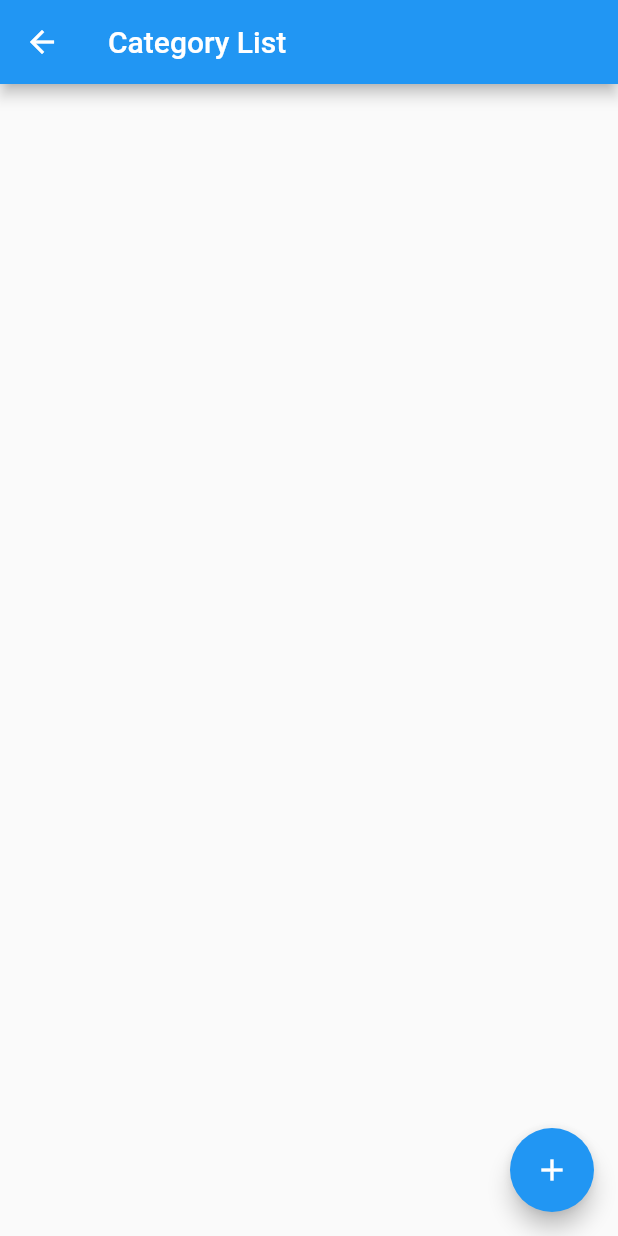
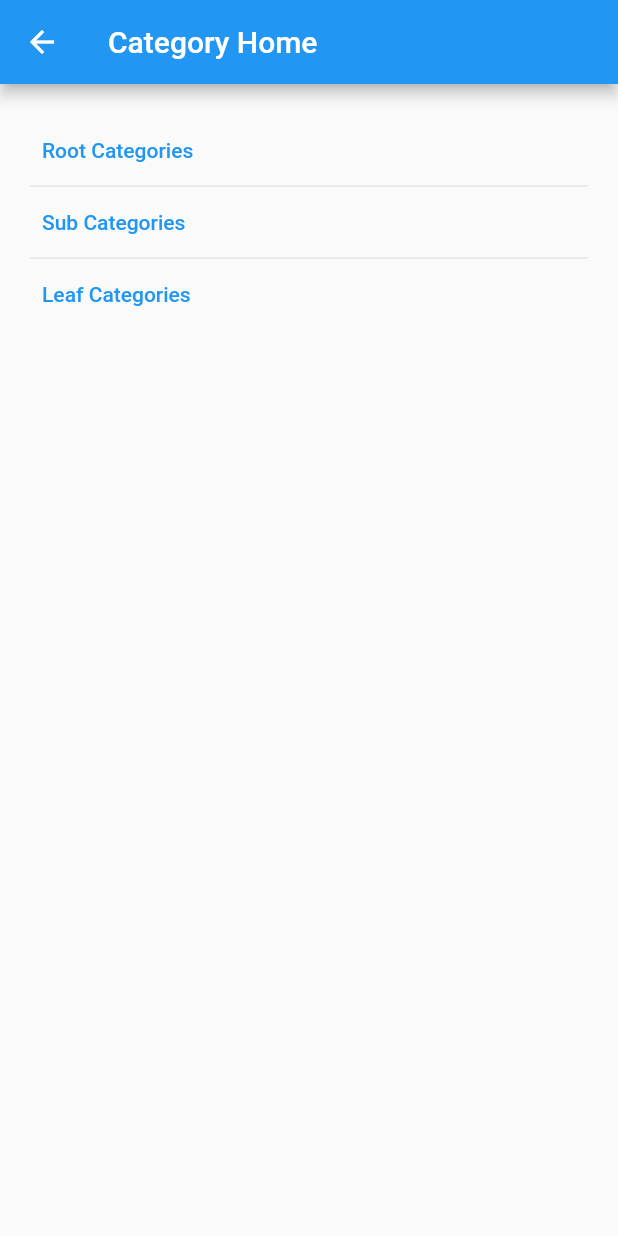
Before and after one commit to rangan-roy/online_shop, a Flutter app: the screen it shows after launch, after a tap on "Categories", on a phone screen of 412 x 824 dp. Run offline on Flutter 3.47's test engine with Material 2 defaults, Android fonts, the phone set to English and light mode, and no system bars; our stand-ins replace get.

```diff
--- a/lib/main.dart
+++ b/lib/main.dart
@@ -1,17 +1,31 @@
 import 'package:flutter/material.dart';
 import 'package:get/get.dart';
+import 'package:online_shop/pages/category/category_home.dart';
 import 'package:online_shop/pages/home/home.dart';
+import 'package:online_shop/resources/route_names.dart';
 
 void main() {
-  runApp(MyApp());
+  runApp(OnlineShop());
 }
 
-class MyApp extends StatelessWidget {
+class OnlineShop extends StatelessWidget {
+  final List<GetPage> getPages = <GetPage>[
+    GetPage(
+      name: RouteNames.home,
+      page: () => Home(),
+    ),
+    GetPage(
+      name: RouteNames.categoryHome,
+      page: () => CategoryHome(),
+    ),
+  ];
+
   @override
   Widget build(BuildContext context) {
     return GetMaterialApp(
       debugShowCheckedModeBanner: false,
-      home: Home(),
+      initialRoute: RouteNames.home,
+      getPages: getPages,
     );
   }
 }
--- /dev/null
+++ b/lib/pages/category/category_home.dart
@@ -0,0 +1,40 @@
+import 'package:flutter/material.dart';
+import 'package:get/get.dart';
+import 'package:online_shop/pages/category/category_list.dart';
+import 'package:online_shop/styles/paddings.dart';
+import 'package:online_shop/widgets/custom_divider.dart';
+
+class CategoryHome extends StatelessWidget {
+  @override
+  Widget build(BuildContext context) {
+    return Scaffold(
+      appBar: AppBar(
+        title: Text('Category Home'),
+      ),
+      body: Padding(
+        padding: Paddings.pagePadding,
+        child: Column(
+          crossAxisAlignment: CrossAxisAlignment.start,
+          children: <Widget>[
+            TextButton(
+              onPressed: () => Get.to(() => CategoryList()),
+              child: Text('Root Categories'),
+            ),
+            CustomDivider(0),
+
+            TextButton(
+              onPressed: () => null,
+              child: Text('Sub Categories'),
+            ),
+            CustomDivider(0),
+
+            TextButton(
+              onPressed: () => null,
+              child: Text('Leaf Categories'),
+            ),
+          ],
+        ),
+      ),
+    );
+  }
+}
--- a/lib/pages/home/home.dart
+++ b/lib/pages/home/home.dart
@@ -1,5 +1,7 @@
 import 'package:flutter/material.dart';
-import 'package:online_shop/pages/category/category_list.dart';
+import 'package:online_shop/resources/route_names.dart';
+import 'package:online_shop/styles/paddings.dart';
+import 'package:online_shop/widgets/custom_divider.dart';
 import 'package:online_shop/widgets/horizontal_box.dart';
 import 'package:get/get.dart';
 
@@ -11,20 +13,19 @@ class Home extends StatelessWidget {
         title: Text('Home'),
       ),
       body: ListView(
-        padding: EdgeInsets.all(20),
+        padding: Paddings.pagePadding,
         children: <Widget>[
           getHomeButton(
             icon: Icons.category,
             text: 'Categories',
-            page: CategoryList(),
-            hasDivider: false,
+            routeName: RouteNames.categoryHome,
           ),
         ],
       ),
     );
   }
 
-  Column getHomeButton({IconData icon, String text, Widget page,
+  Column getHomeButton({IconData icon, String text, String routeName,
       bool hasDivider = true}) {
     return Column(
       children: <Widget>[
@@ -36,11 +37,9 @@ class Home extends StatelessWidget {
               Text(text),
             ],
           ),
-          onPressed: () => Get.to(() => page),
+          onPressed: () => Get.toNamed(routeName),
         ),
-        if(hasDivider) Divider(
-          height: 0,
-        ),
+        if(hasDivider) CustomDivider(0),
       ],
     );
   }
--- /dev/null
+++ b/lib/resources/route_names.dart
@@ -0,0 +1,4 @@
+abstract class RouteNames {
+  static final String home = '/';
+  static final String categoryHome = '/category-home';
+}
--- /dev/null
+++ b/lib/styles/paddings.dart
@@ -0,0 +1,5 @@
+import 'package:flutter/cupertino.dart';
+
+abstract class Paddings {
+  static final EdgeInsets pagePadding = EdgeInsets.all(20);
+}
--- /dev/null
+++ b/lib/widgets/custom_divider.dart
@@ -0,0 +1,14 @@
+import 'package:flutter/material.dart';
+
+class CustomDivider extends StatelessWidget {
+  final double height;
+
+  CustomDivider(this.height);
+
+  @override
+  Widget build(BuildContext context) {
+    return Divider(
+      height: height,
+    );
+  }
+}
```
Also changed, not shown: 1 other file.
